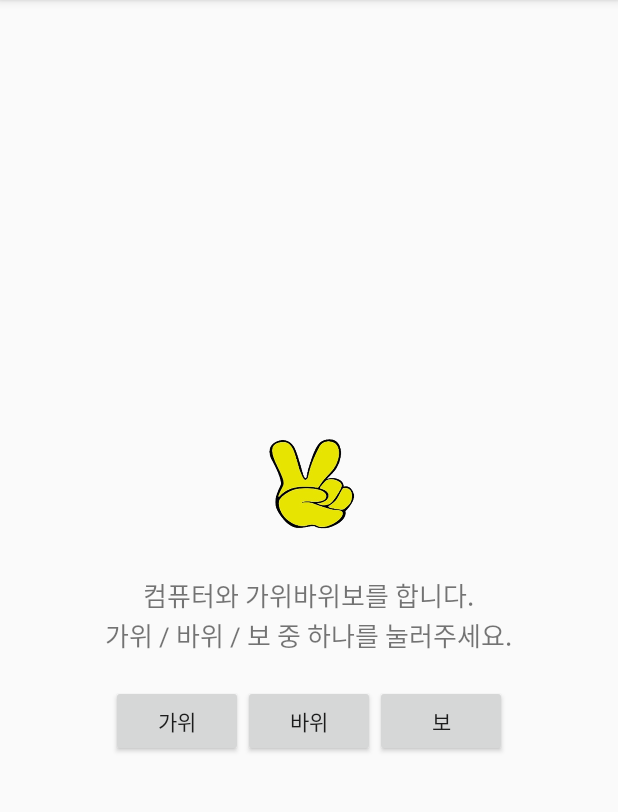
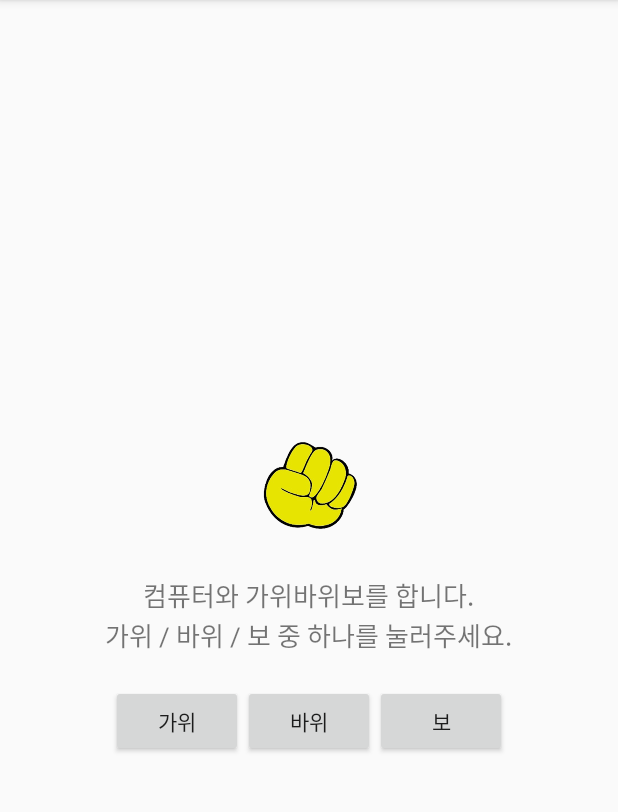
Before and after one commit to 4Namuproject/TestYourLuck, an Android app: the RockPaperScissorsActivity screen opened directly, with no data from a screen before it, after a tap on "가위", on a phone screen of 412 x 824 dp, the part 84-896 px from its top. Run offline under Robolectric (Android 15) with nearby library versions, the phone set to English and light mode, and no system bars.

Commit message:
그림파일 랜덤으로 띄워주기

```diff
--- a/app/src/main/java/kr/co/namu/testyourluck/RockPaperScissorsActivity.kt
+++ b/app/src/main/java/kr/co/namu/testyourluck/RockPaperScissorsActivity.kt
@@ -5,13 +5,30 @@ import android.os.Bundle
 import kotlinx.android.synthetic.main.activity_rock_paper_scissors.*
 
 class RockPaperScissorsActivity : AppCompatActivity() {
+
+//    그림파일 id값들 저장할 목록
+    val imgList = ArrayList<Int>()
+
     override fun onCreate(savedInstanceState: Bundle?) {
         super.onCreate(savedInstanceState)
         setContentView(R.layout.activity_rock_paper_scissors)
 
+//        목록에 그림 세장 추가 (가위 / 바위 / 보)
+        imgList.add(R.drawable.scissor)
+        imgList.add(R.drawable.paper)
+        imgList.add(R.drawable.rock)
+
         scissorBtn.setOnClickListener {
 
-            cpuImg.setImageResource(R.drawable.scissor)
+//            0~2를 랜덤으로 추출.
+
+//            0 <= (랜덤*3).int로 변환 < 3
+
+            val randomNum = (Math.random() * 3).toInt()
+            val thisTimePick = imgList[randomNum]
+
+//            랜덤으로 뽑힌 그림을 띄워주기
+            cpuImg.setImageResource(thisTimePick)
 
         }
     }
```
